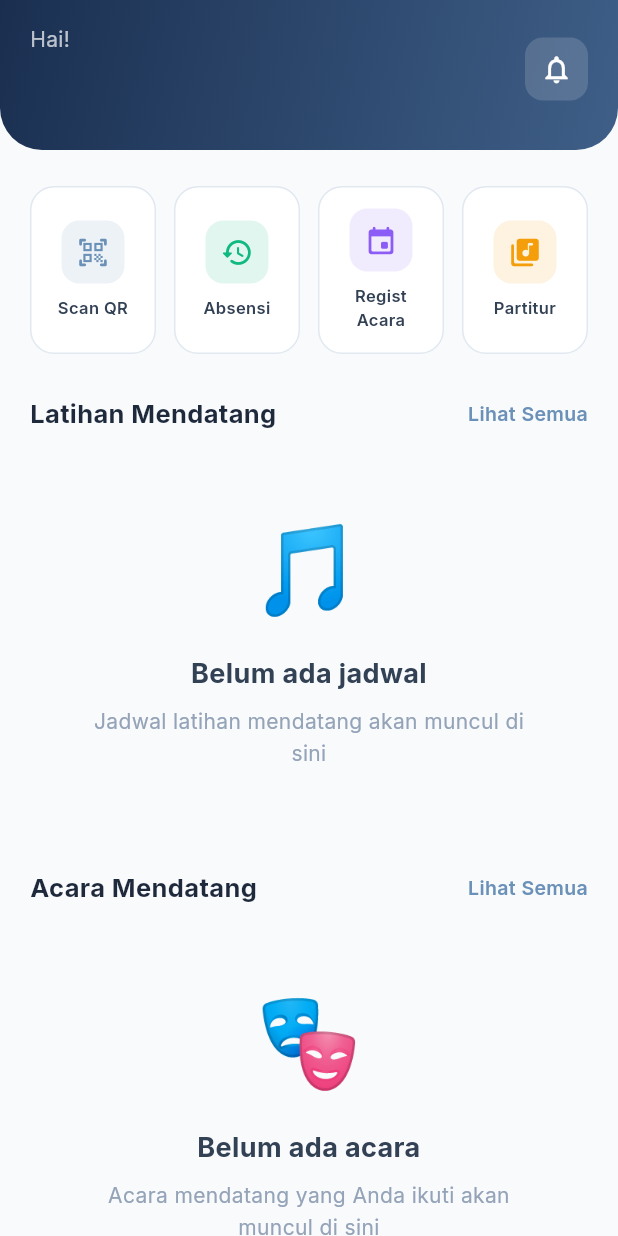
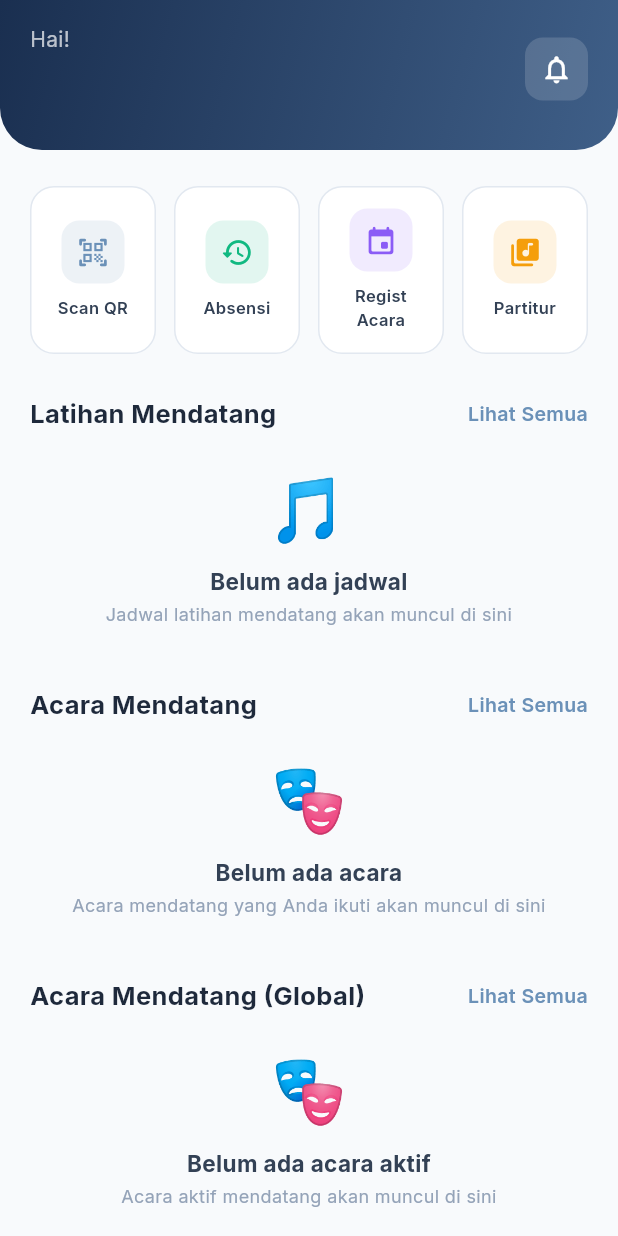
Before and after one commit to sharscode/SKRIPSI, a Flutter app: the HomeScreen screen opened directly, on a phone screen of 412 x 824 dp. Run offline on Flutter 3.47's test engine with Material 3 defaults, Android fonts, the phone set to English and light mode, and no system bars; our stand-ins replace flutter_local_notifications, google_fonts, lucide_icons, shared_preferences; missing offline and left inert: mobile_scanner; accounts and stored records are empty; network calls fail.

Commit message:
style: reduce vertical empty state spacing on mobile home screen

```diff
--- a/choir_app_anggota/lib/screens/home/home_screen.dart
+++ b/choir_app_anggota/lib/screens/home/home_screen.dart
@@ -375,6 +375,7 @@ class _HomeScreenState extends State<HomeScreen> {
           emoji: '🎵',
           title: 'Belum ada jadwal',
           subtitle: 'Jadwal latihan mendatang akan muncul di sini',
+          isMini: true,
         ),
       );
     }
@@ -474,6 +475,7 @@ class _HomeScreenState extends State<HomeScreen> {
           emoji: '🎭',
           title: 'Belum ada acara',
           subtitle: 'Acara mendatang yang Anda ikuti akan muncul di sini',
+          isMini: true,
         ),
       );
     }
@@ -491,6 +493,7 @@ class _HomeScreenState extends State<HomeScreen> {
           emoji: '🎭',
           title: 'Belum ada acara aktif',
           subtitle: 'Acara aktif mendatang akan muncul di sini',
+          isMini: true,
         ),
       );
     }
--- a/choir_app_anggota/lib/widgets/shared_widgets.dart
+++ b/choir_app_anggota/lib/widgets/shared_widgets.dart
@@ -172,16 +172,52 @@ class EmptyState extends StatelessWidget {
   final String emoji;
   final String title;
   final String subtitle;
+  final bool isMini;
 
   const EmptyState({
     super.key,
     required this.emoji,
     required this.title,
     required this.subtitle,
+    this.isMini = false,
   });
 
   @override
   Widget build(BuildContext context) {
+    if (isMini) {
+      return Center(
+        child: Padding(
+          padding: const EdgeInsets.symmetric(vertical: 12, horizontal: 20),
+          child: Column(
+            mainAxisSize: MainAxisSize.min,
+            children: [
+              Text(emoji, style: const TextStyle(fontSize: 40)),
+              const SizedBox(height: 8),
+              Text(
+                title,
+                style: const TextStyle(
+                  fontSize: 15,
+                  fontWeight: FontWeight.w700,
+                  color: AppColors.neutral700,
+                ),
+                textAlign: TextAlign.center,
+              ),
+              const SizedBox(height: 4),
+              Text(
+                subtitle,
+                style: const TextStyle(
+                  fontSize: 12,
+                  color: AppColors.neutral400,
+                  height: 1.3,
+                ),
+                textAlign: TextAlign.center,
+              ),
+            ],
+          ),
+        ),
+      );
+    }
+
     return Center(
       child: SingleChildScrollView(
         physics: const AlwaysScrollableScrollPhysics(),
```
